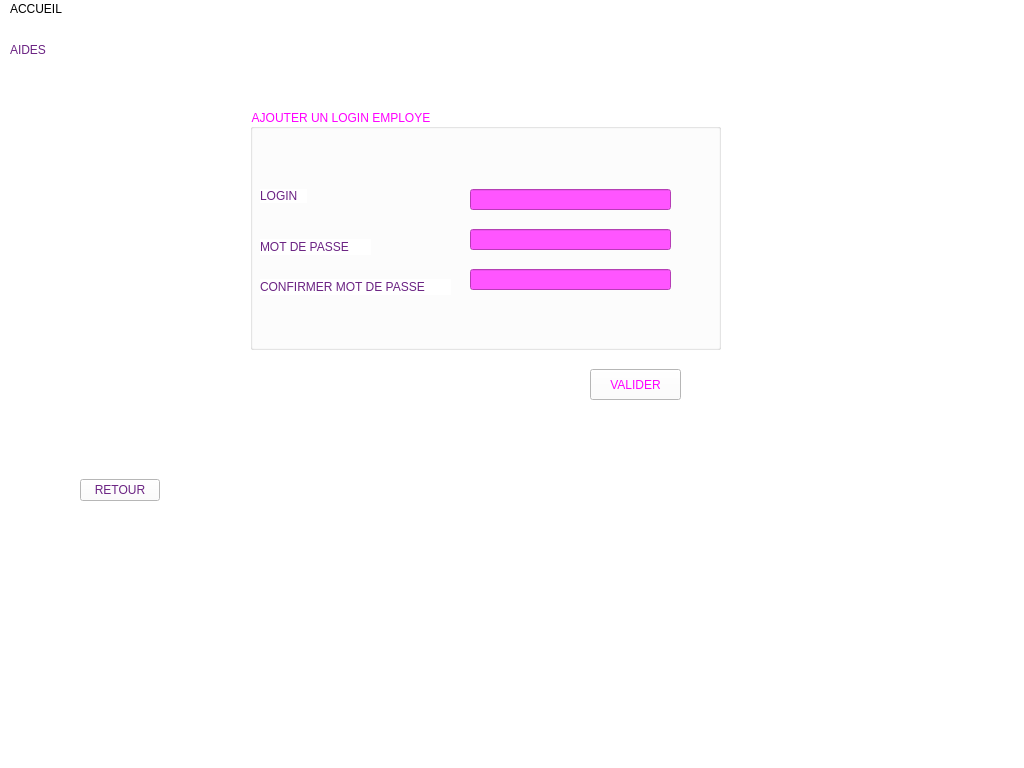
Above: mainwindow.ui from Me710/BEAUTY_CENTER_2A20 before the change. Below: the same form after it.
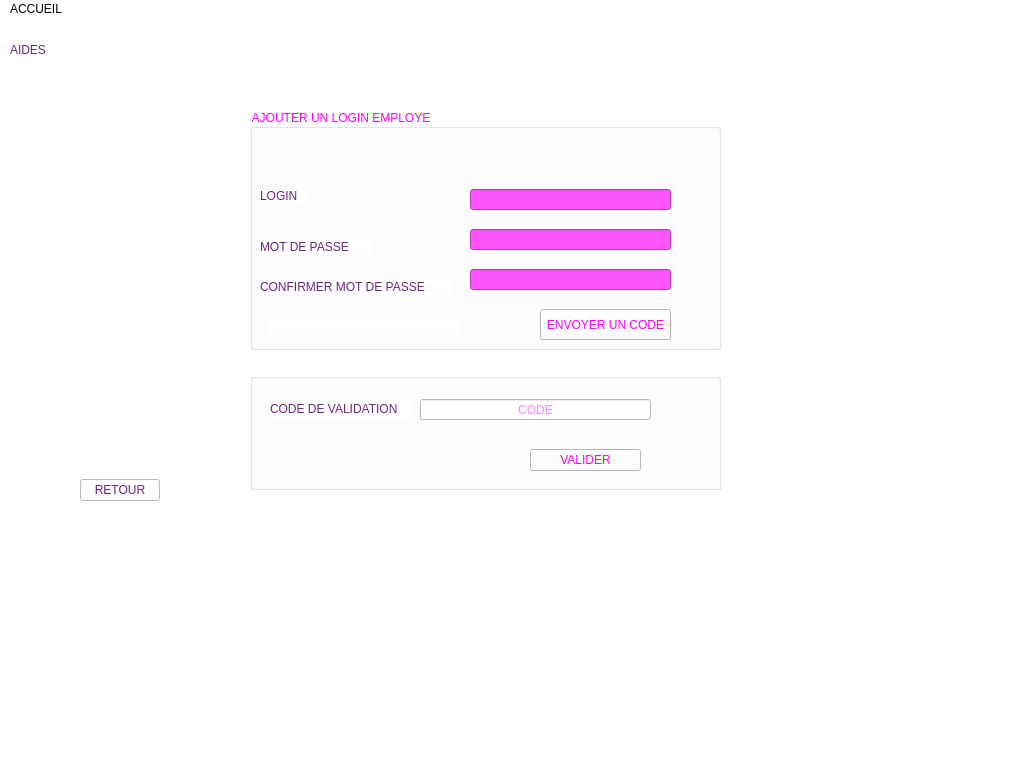
That is the form after the change. The open tabs and pages were chosen to show the change. Icons and pictures are not drawn.

Diff of the .ui file:
```diff
--- a/mainwindow.ui
+++ b/mainwindow.ui
@@ -530,22 +530,110 @@
 color: rgb(0, 0, 0);</string>
          </property>
         </widget>
+        <widget class="QPushButton" name="pushButton_valider_inscription">
+         <property name="geometry">
+          <rect>
+           <x>290</x>
+           <y>200</y>
+           <width>131</width>
+           <height>31</height>
+          </rect>
+         </property>
+         <property name="styleSheet">
+          <string notr="true">color: rgb(255, 0, 255);
+font: 10pt &quot;MS Shell Dlg 2&quot;;</string>
+         </property>
+         <property name="text">
+          <string>ENVOYER UN CODE</string>
+         </property>
+        </widget>
+        <widget class="QLabel" name="mdp_mdp2_verif">
+         <property name="geometry">
+          <rect>
+           <x>20</x>
+           <y>210</y>
+           <width>191</width>
+           <height>16</height>
+          </rect>
+         </property>
+         <property name="styleSheet">
+          <string notr="true">font: 9pt &quot;MV Boli&quot;;</string>
+         </property>
+         <property name="text">
+          <string/>
+         </property>
+        </widget>
        </widget>
-       <widget class="QPushButton" name="pushButton_valider_inscription">
+       <widget class="QGroupBox" name="groupBox_8">
         <property name="geometry">
          <rect>
-          <x>550</x>
-          <y>280</y>
-          <width>91</width>
-          <height>31</height>
+          <x>210</x>
+          <y>270</y>
+          <width>471</width>
+          <height>131</height>
          </rect>
         </property>
-        <property name="styleSheet">
-         <string notr="true">color: rgb(255, 0, 255);</string>
+        <property name="title">
+         <string>GroupBox</string>
         </property>
-        <property name="text">
-         <string>VALIDER</string>
-        </property>
+        <widget class="QLabel" name="label_31">
+         <property name="geometry">
+          <rect>
+           <x>20</x>
+           <y>40</y>
+           <width>141</width>
+           <height>20</height>
+          </rect>
+         </property>
+         <property name="styleSheet">
+          <string notr="true">color: rgb(107, 35, 131);
+</string>
+         </property>
+         <property name="text">
+          <string>CODE DE VALIDATION</string>
+         </property>
+        </widget>
+        <widget class="QLineEdit" name="code_valid">
+         <property name="geometry">
+          <rect>
+           <x>170</x>
+           <y>40</y>
+           <width>231</width>
+           <height>21</height>
+          </rect>
+         </property>
+         <property name="styleSheet">
+          <string notr="true">color: rgb(255, 0, 255);</string>
+         </property>
+         <property name="text">
+          <string/>
+         </property>
+         <property name="alignment">
+          <set>Qt::AlignCenter</set>
+         </property>
+         <property name="placeholderText">
+          <string>CODE</string>
+         </property>
+        </widget>
+        <widget class="QPushButton" name="pb_reinitialiser_2">
+         <property name="geometry">
+          <rect>
+           <x>280</x>
+           <y>90</y>
+           <width>111</width>
+           <height>22</height>
+          </rect>
+         </property>
+         <property name="toolTip">
+          <string>Reinitialisez le mot de passe</string>
+         </property>
+         <property name="styleSheet">
+          <string notr="true">color: rgb(255, 0, 255);</string>
+         </property>
+         <property name="text">
+          <string>VALIDER</string>
+         </property>
+        </widget>
        </widget>
       </widget>
       <widget class="QWidget" name="page_6">
```
Left out of the diff: 40 changed lines with no effect on the pictures.
